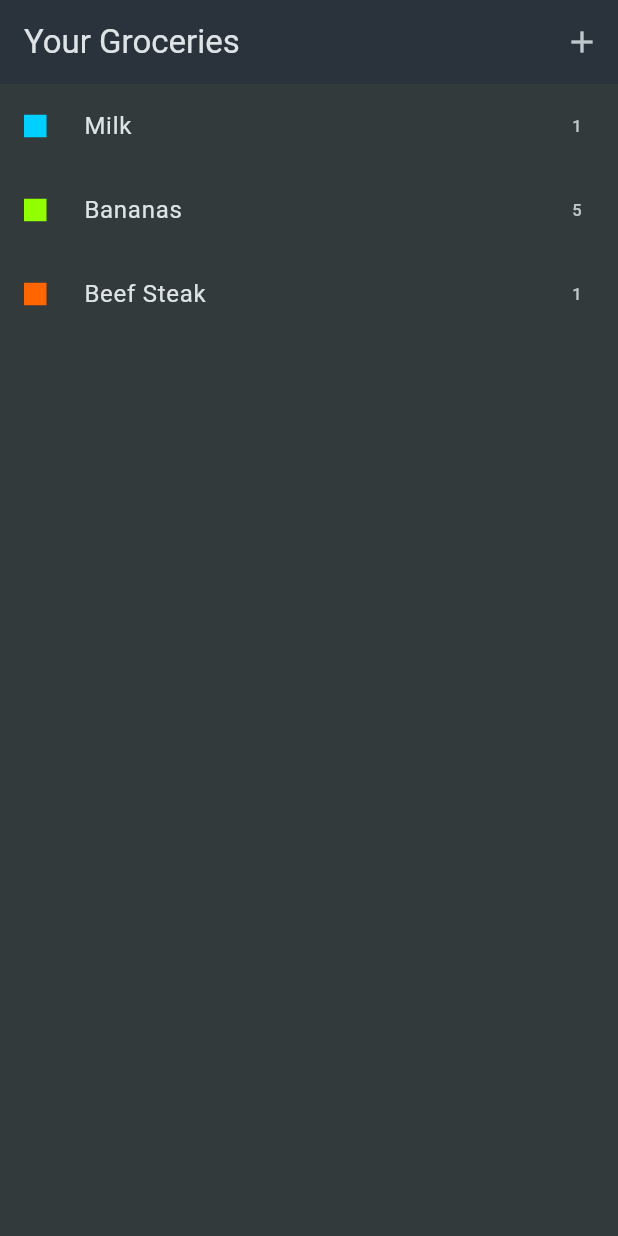
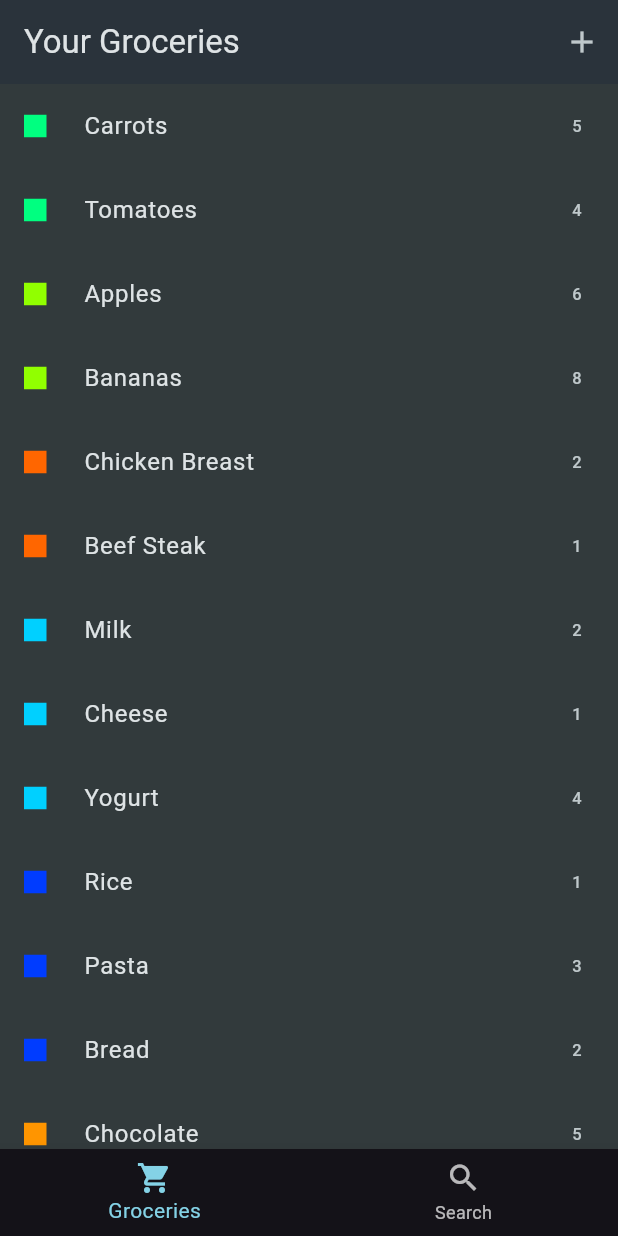
Before and after one commit to Neitong/Dart-week12-small-exam, a Flutter app: the screen it shows after launch, on a phone screen of 412 x 824 dp. Run offline on Flutter 3.47's test engine with Material 3 defaults, Android fonts, the phone set to English and light mode, and no system bars.

Commit message:
Refactor grocery management: update mock data, enhance form validation, and implement search functionality

```diff
--- a/my_app/lib/data/mock_grocery_repository.dart
+++ b/my_app/lib/data/mock_grocery_repository.dart
@@ -1,19 +1,124 @@
 import '../models/grocery.dart';
 
 final dummyGroceryItems = [
-  const Grocery(
-      id: 'a',
-      name: 'Milk',
-      quantity: 1,
-      category: GroceryCategory.dairy),
-  const Grocery(
-      id: 'b',
-      name: 'Bananas',
-      quantity: 5,
-      category: GroceryCategory.fruit),
-  const Grocery(
-      id: 'c',
-      name: 'Beef Steak',
-      quantity: 1,
-      category: GroceryCategory.meat),
+  Grocery(
+    id: 'g1',
+    name: 'Carrots',
+    quantity: 5,
+    category: GroceryCategory.vegetables,
+  ),
+  Grocery(
+    id: 'g2',
+    name: 'Tomatoes',
+    quantity: 4,
+    category: GroceryCategory.vegetables,
+  ),
+  Grocery(
+    id: 'g3',
+    name: 'Apples',
+    quantity: 6,
+    category: GroceryCategory.fruit,
+  ),
+  Grocery(
+    id: 'g4',
+    name: 'Bananas',
+    quantity: 8,
+    category: GroceryCategory.fruit,
+  ),
+  Grocery(
+    id: 'g5',
+    name: 'Chicken Breast',
+    quantity: 2,
+    category: GroceryCategory.meat,
+  ),
+  Grocery(
+    id: 'g6',
+    name: 'Beef Steak',
+    quantity: 1,
+    category: GroceryCategory.meat,
+  ),
+  Grocery(
+    id: 'g7',
+    name: 'Milk',
+    quantity: 2,
+    category: GroceryCategory.dairy,
+  ),
+  Grocery(
+    id: 'g8',
+    name: 'Cheese',
+    quantity: 1,
+    category: GroceryCategory.dairy,
+  ),
+  Grocery(
+    id: 'g9',
+    name: 'Yogurt',
+    quantity: 4,
+    category: GroceryCategory.dairy,
+  ),
+  Grocery(
+    id: 'g10',
+    name: 'Rice',
+    quantity: 1,
+    category: GroceryCategory.carbs,
+  ),
+  Grocery(
+    id: 'g11',
+    name: 'Pasta',
+    quantity: 3,
+    category: GroceryCategory.carbs,
+  ),
+  Grocery(
+    id: 'g12',
+    name: 'Bread',
+    quantity: 2,
+    category: GroceryCategory.carbs,
+  ),
+  Grocery(
+    id: 'g13',
+    name: 'Chocolate',
+    quantity: 5,
+    category: GroceryCategory.sweets,
+  ),
+  Grocery(
+    id: 'g14',
+    name: 'Cookies',
+    quantity: 2,
+    category: GroceryCategory.sweets,
+  ),
+  Grocery(
+    id: 'g15',
+    name: 'Salt',
+    quantity: 1,
+    category: GroceryCategory.spices,
+  ),
+  Grocery(
+    id: 'g16',
+    name: 'Pepper',
+    quantity: 1,
+    category: GroceryCategory.spices,
+  ),
+  Grocery(
+    id: 'g17',
+    name: 'Frozen Pizza',
+    quantity: 2,
+    category: GroceryCategory.convenience,
+  ),
+  Grocery(
+    id: 'g18',
+    name: 'Instant Noodles',
+    quantity: 6,
+    category: GroceryCategory.convenience,
+  ),
+  Grocery(
+    id: 'g19',
+    name: 'Toothpaste',
+    quantity: 1,
+    category: GroceryCategory.hygiene,
+  ),
+  Grocery(
+    id: 'g20',
+    name: 'Shampoo',
+    quantity: 1,
+    category: GroceryCategory.hygiene,
+  ),
 ];
--- a/my_app/lib/ui/groceries/grocery_list.dart
+++ b/my_app/lib/ui/groceries/grocery_list.dart
@@ -1,5 +1,4 @@
 import 'package:flutter/material.dart';
-
 import '../../data/mock_grocery_repository.dart';
 import '../../models/grocery.dart';
 import 'grocery_form.dart';
@@ -12,23 +11,113 @@ class GroceryList extends StatefulWidget {
 }
 
 class _GroceryListState extends State<GroceryList> {
-  void onCreate() {
-    // TODO-4 - Navigate to the form screen using the Navigator push
-  Navigator.push(
+  int _currenTabIndex = 0; // by default
+
+  void onCreate() async {
+    // Navigate to the form screen using the Navigator push
+    Grocery? newGrocery = await Navigator.push<Grocery>(
       context,
-      MaterialPageRoute(
-        builder: (context) => const NewItem(),
+      MaterialPageRoute(builder: (context) => const GroceryForm()),
+    );
+    if (newGrocery != null) {
+      setState(() {
+        dummyGroceryItems.add(newGrocery);
+      });
+    }
+  }
+
+  @override
+  Widget build(BuildContext context) {
+    return Scaffold(
+      appBar: AppBar(
+        title: const Text('Your Groceries'),
+        actions: [IconButton(onPressed: onCreate, icon: const Icon(Icons.add))],
       ),
-    ).then((newGrocery) {
-      if (newGrocery != null) {
-        setState(() {
-          dummyGroceryItems.add(newGrocery);
-        });
-      }
-    });
 
 
+
+      bottomNavigationBar: BottomNavigationBar(
+        selectedItemColor: Theme.of(context).colorScheme.primary,
+        currentIndex: _currenTabIndex,
+        onTap: (index) {
+          setState(() {
+            _currenTabIndex = index;
+          });
+        },
+        items: const [
+          BottomNavigationBarItem(
+            icon: Icon(Icons.local_grocery_store),
+            label: 'Groceries',
+
+          ),
+          BottomNavigationBarItem(icon: Icon(Icons.search), label: 'Search'),
+        ],
+      ),
+
+      body: IndexedStack(
+        index: _currenTabIndex,
+        children: [GroceriesTab(), SeearchTab()],
+      ),
+    );
   }
+}
+
+class SeearchTab extends StatefulWidget {
+  const SeearchTab({super.key});
+
+  @override
+  State<SeearchTab> createState() => _SeearchTabState();
+}
+
+class _SeearchTabState extends State<SeearchTab> {
+  String searchText = "";
+
+  void onSearchChanged(String value) {
+    setState(() {
+      searchText = value;
+    });
+  }
+
+  List<Grocery> get filteredList {
+    List<Grocery> result = [];
+    for(Grocery g in dummyGroceryItems) {
+      if (g.name.startsWith(searchText)) {
+        result.add(g);
+      }
+    }
+    return result;
+  }
+
+  @override
+  Widget build(BuildContext context) {
+    return Padding(
+      padding: const EdgeInsets.all(15.0),
+      child: Column(
+        children: [
+          TextField(
+            onChanged: onSearchChanged,
+            decoration: const InputDecoration(
+              labelText: 'Search',
+              prefixIcon: Icon(Icons.search),
+              border: OutlineInputBorder(),
+            ),
+          ),
+          SizedBox(height: 15),
+          Expanded(
+            child: ListView.builder(
+              itemCount: filteredList.length,
+              itemBuilder: (context, index) =>
+                  GroceryTile(grocery: filteredList[index]),
+            ),
+          ),
+        ],
+      ),
+    );
+  }
+}
+
+class GroceriesTab extends StatelessWidget {
+  const GroceriesTab({super.key});
 
   @override
   Widget build(BuildContext context) {
@@ -38,29 +127,22 @@ class _GroceryListState extends State<GroceryList> {
       //  Display groceries with an Item builder and  LIst Tile
       content = ListView.builder(
         itemCount: dummyGroceryItems.length,
-        itemBuilder: (context, index) => GroceryItem(grocery: dummyGroceryItems[index],),
+        itemBuilder: (context, index) =>
+            GroceryTile(grocery: dummyGroceryItems[index]),
       );
     }
-
-    return Scaffold(
-      appBar: AppBar(
-        title: const Text('Your Groceries'),
-        actions: [IconButton(onPressed: () => {onCreate()}, icon: const Icon(Icons.add))],
-      ),
-      body: content,
-    );
+    return content;
   }
 }
 
-class GroceryItem extends StatelessWidget {
-  const GroceryItem({super.key, required this.grocery});
-
+class GroceryTile extends StatelessWidget {
+  const GroceryTile({super.key, required this.grocery});
   final Grocery grocery;
 
   @override
   Widget build(BuildContext context) {
     return ListTile(
-      leading: Container(color: grocery.category.color, width: 15, height: 15,),
+      leading: Container(width: 15, height: 15, color: grocery.category.color),
       title: Text(grocery.name),
       trailing: Text(grocery.quantity.toString()),
     );
--- a/my_app/pubspec.yaml
+++ b/my_app/pubspec.yaml
@@ -30,6 +30,7 @@ environment:
 dependencies:
   flutter:
     sdk: flutter
+  uuid: ^3.0.7
 
   # The following adds the Cupertino Icons font to your application.
   # Use with the CupertinoIcons class for iOS style icons.
```
Also changed, not shown: my_app/lib/ui/groceries/grocery_form.dart (+56 -30 lines).
